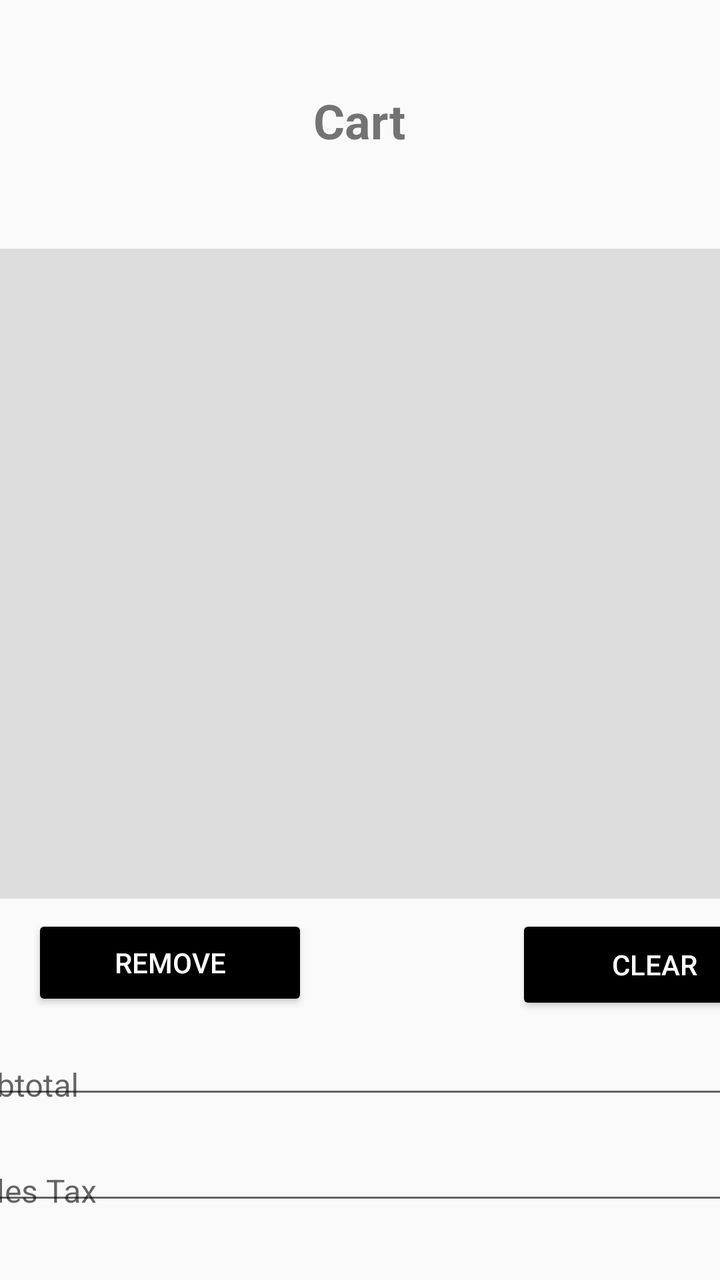
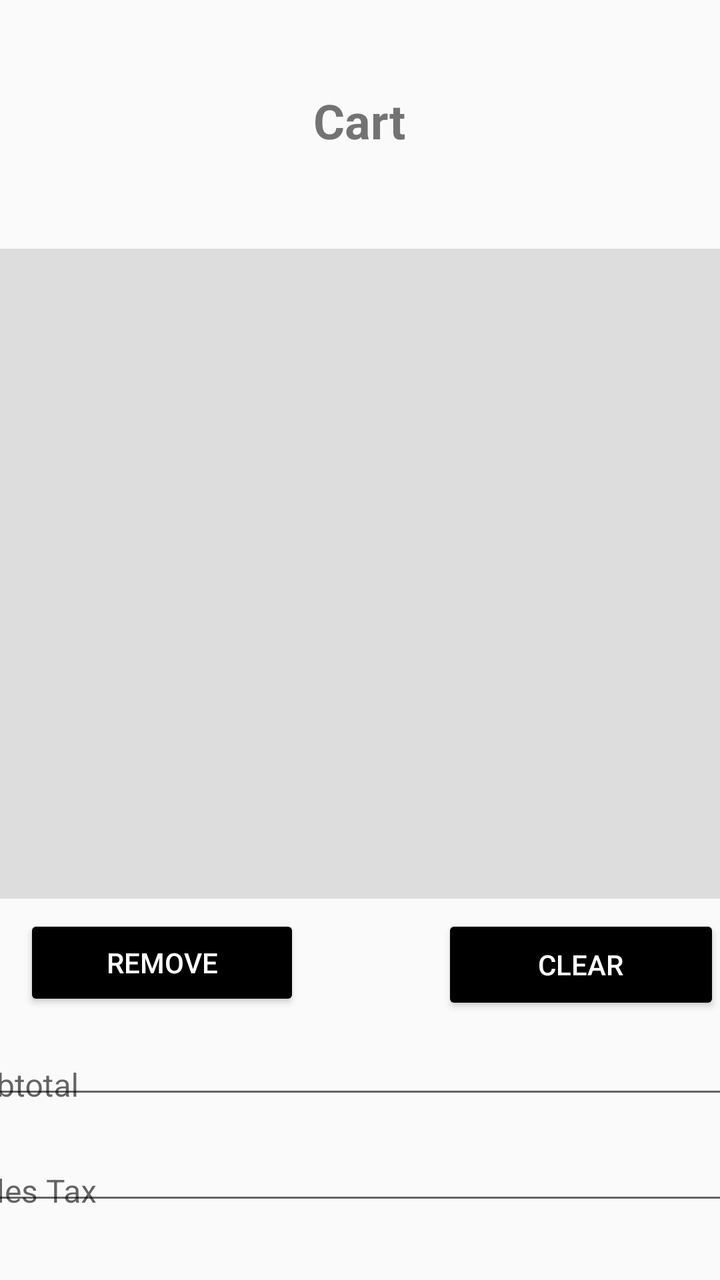

Before-and-after screenshots of an Android layout around one commit, followed by the original layout XML and the change that was made.
<!-- AndroidManifest.xml: application theme Theme.RUPizza -->
<!-- res/layout/view_cart.xml -->
<?xml version="1.0" encoding="utf-8"?>
<androidx.constraintlayout.widget.ConstraintLayout xmlns:android="http://schemas.android.com/apk/res/android"
    xmlns:app="http://schemas.android.com/apk/res-auto"
    xmlns:tools="http://schemas.android.com/tools"
    android:id="@+id/main"
    android:layout_width="match_parent"
    android:layout_height="match_parent">
    

    <TextView
        android:id="@+id/textView2"
        android:layout_width="wrap_content"
        android:layout_height="wrap_content"
        android:layout_marginTop="44dp"
        android:gravity="center"
        android:text="Cart"
        android:textSize="24sp"
        android:textStyle="bold"
        app:layout_constraintEnd_toEndOf="parent"
        app:layout_constraintHorizontal_bias="0.498"
        app:layout_constraintStart_toStartOf="parent"
        app:layout_constraintTop_toTopOf="parent" />

    <ListView
        android:id="@+id/listView"
        android:layout_width="384dp"
        android:layout_height="325dp"
        android:layout_marginTop="48dp"
        android:background="#DEDDDD"
        app:layout_constraintEnd_toEndOf="parent"
        app:layout_constraintHorizontal_bias="0.531"
        app:layout_constraintStart_toStartOf="parent"
        app:layout_constraintTop_toBottomOf="@+id/textView2" />

    <TextView
        android:id="@+id/tv_orderNum"
        android:layout_width="69dp"
        android:layout_height="23dp"
        android:layout_marginTop="16dp"
        app:layout_constraintEnd_toEndOf="parent"
        app:layout_constraintStart_toStartOf="parent"
        app:layout_constraintTop_toBottomOf="@+id/textView2" />

    <Button
        android:id="@+id/remove_button"
        android:layout_width="138dp"
        android:layout_height="48dp"
        android:layout_marginStart="16dp"
        android:layout_marginTop="8dp"
        android:backgroundTint="@color/black"
        android:text="Remove"
        android:textColor="@color/white"
        app:layout_constraintStart_toStartOf="parent"
        app:layout_constraintTop_toBottomOf="@+id/listView" />

    <Button
        android:id="@+id/clear_button"
        android:layout_width="139dp"
        android:layout_height="50dp"
        android:layout_marginStart="104dp"
        android:backgroundTint="@color/black"
        android:text="Clear"
        android:textColor="@color/white"
        app:layout_constraintStart_toEndOf="@+id/remove_button"
        app:layout_constraintTop_toTopOf="@+id/remove_button" />

    <Button
        android:id="@+id/placeOrder_button"
        android:layout_width="139dp"
        android:layout_height="50dp"
        android:layout_marginTop="12dp"
        android:layout_marginEnd="12dp"
        android:backgroundTint="@color/black"
        android:text="Place Order"
        android:textColor="@color/white"
        app:layout_constraintEnd_toEndOf="parent"
        app:layout_constraintTop_toBottomOf="@+id/textInputLayout" />

    <com.google.android.material.textfield.TextInputLayout
        android:id="@+id/textInputLayout2"
        android:layout_width="409dp"
        android:layout_height="37dp"
        android:layout_marginTop="12dp"
        app:layout_constraintEnd_toEndOf="parent"
        app:layout_constraintStart_toStartOf="parent"
        app:layout_constraintTop_toBottomOf="@+id/remove_button">

        <com.google.android.material.textfield.TextInputEditText
            android:id="@+id/te_subTotal"
            android:layout_width="match_parent"
            android:layout_height="wrap_content"
            android:editable="false"
            android:hint="Subtotal"
            android:textSize="16sp"
            tools:layout_editor_absoluteX="1dp"
            tools:layout_editor_absoluteY="530dp" />
    </com.google.android.material.textfield.TextInputLayout>

    <com.google.android.material.textfield.TextInputLayout
        android:id="@+id/textInputLayout3"
        android:layout_width="409dp"
        android:layout_height="37dp"
        android:layout_marginTop="16dp"
        app:layout_constraintEnd_toEndOf="parent"
        app:layout_constraintStart_toStartOf="parent"
        app:layout_constraintTop_toBottomOf="@+id/textInputLayout2">

        <com.google.android.material.textfield.TextInputEditText
            android:id="@+id/te_salesTax"
            android:layout_width="match_parent"
            android:layout_height="match_parent"
            android:editable="false"
            android:hint="Sales Tax"
            android:textSize="16sp"
            tools:layout_editor_absoluteX="1dp"
            tools:layout_editor_absoluteY="575dp" />
    </com.google.android.material.textfield.TextInputLayout>

    <com.google.android.material.textfield.TextInputLayout
        android:id="@+id/textInputLayout"
        android:layout_width="409dp"
        android:layout_height="37dp"
        android:layout_marginTop="16dp"
        app:layout_constraintEnd_toEndOf="parent"
        app:layout_constraintStart_toStartOf="parent"
        app:layout_constraintTop_toBottomOf="@+id/textInputLayout3">

        <com.google.android.material.textfield.TextInputEditText
            android:id="@+id/te_orderTotal"
            android:layout_width="match_parent"
            android:layout_height="wrap_content"
            android:editable="false"
            android:hint="Order Total"
            android:textSize="16sp"
            tools:layout_editor_absoluteX="1dp"
            tools:layout_editor_absoluteY="637dp" />
    </com.google.android.material.textfield.TextInputLayout>

</androidx.constraintlayout.widget.ConstraintLayout>
<!-- resources referenced by this layout -->
<resources>
  <color name="black">#FF000000</color>
  <color name="white">#FFFFFFFF</color>
  <style name="Theme.RUPizza" parent="Theme.AppCompat.Light.NoActionBar">
          
          <item name="colorPrimary">@color/purple_500</item>
          <item name="colorPrimaryDark">@color/purple_700</item>
          <item name="colorAccent">@color/teal_200</item>
      </style>
  <color name="purple_500">#FF6200EE</color>
  <color name="purple_700">#FF3700B3</color>
  <color name="teal_200">#FF03DAC5</color>
</resources>

<!-- the commit's change to res/layout/view_cart.xml (unified diff, before → after) -->
@@ -42,10 +42,22 @@
         app:layout_constraintTop_toBottomOf="@+id/textView2" />
 
     <Button
+        android:id="@+id/placeOrder_button"
+        android:layout_width="139dp"
+        android:layout_height="50dp"
+        android:layout_marginTop="12dp"
+        android:layout_marginEnd="12dp"
+        android:backgroundTint="@color/black"
+        android:text="Place Order"
+        android:textColor="@color/white"
+        app:layout_constraintEnd_toEndOf="parent"
+        app:layout_constraintTop_toBottomOf="@+id/textInputLayout" />
+
+    <Button
         android:id="@+id/remove_button"
         android:layout_width="138dp"
         android:layout_height="48dp"
-        android:layout_marginStart="16dp"
+        android:layout_marginStart="12dp"
         android:layout_marginTop="8dp"
         android:backgroundTint="@color/black"
         android:text="Remove"
@@ -57,24 +69,31 @@
         android:id="@+id/clear_button"
         android:layout_width="139dp"
         android:layout_height="50dp"
-        android:layout_marginStart="104dp"
         android:backgroundTint="@color/black"
         android:text="Clear"
         android:textColor="@color/white"
-        app:layout_constraintStart_toEndOf="@+id/remove_button"
+        app:layout_constraintEnd_toEndOf="parent"
         app:layout_constraintTop_toTopOf="@+id/remove_button" />
 
-    <Button
-        android:id="@+id/placeOrder_button"
-        android:layout_width="139dp"
-        android:layout_height="50dp"
-        android:layout_marginTop="12dp"
-        android:layout_marginEnd="12dp"
-        android:backgroundTint="@color/black"
-        android:text="Place Order"
-        android:textColor="@color/white"
+    <com.google.android.material.textfield.TextInputLayout
+        android:id="@+id/textInputLayout"
+        android:layout_width="409dp"
+        android:layout_height="37dp"
+        android:layout_marginTop="16dp"
         app:layout_constraintEnd_toEndOf="parent"
-        app:layout_constraintTop_toBottomOf="@+id/textInputLayout" />
+        app:layout_constraintStart_toStartOf="parent"
+        app:layout_constraintTop_toBottomOf="@+id/textInputLayout3">
+
+        <com.google.android.material.textfield.TextInputEditText
+            android:id="@+id/te_orderTotal"
+            android:layout_width="match_parent"
+            android:layout_height="wrap_content"
+            android:editable="false"
+            android:hint="Order Total"
+            android:textSize="16sp"
+            tools:layout_editor_absoluteX="1dp"
+            tools:layout_editor_absoluteY="637dp" />
+    </com.google.android.material.textfield.TextInputLayout>
 
     <com.google.android.material.textfield.TextInputLayout
         android:id="@+id/textInputLayout2"
@@ -116,24 +135,4 @@
             tools:layout_editor_absoluteY="575dp" />
     </com.google.android.material.textfield.TextInputLayout>
 
-    <com.google.android.material.textfield.TextInputLayout
-        android:id="@+id/textInputLayout"
-        android:layout_width="409dp"
-        android:layout_height="37dp"
-        android:layout_marginTop="16dp"
-        app:layout_constraintEnd_toEndOf="parent"
-        app:layout_constraintStart_toStartOf="parent"
-        app:layout_constraintTop_toBottomOf="@+id/textInputLayout3">
-
-        <com.google.android.material.textfield.TextInputEditText
-            android:id="@+id/te_orderTotal"
-            android:layout_width="match_parent"
-            android:layout_height="wrap_content"
-            android:editable="false"
-            android:hint="Order Total"
-            android:textSize="16sp"
-            tools:layout_editor_absoluteX="1dp"
-            tools:layout_editor_absoluteY="637dp" />
-    </com.google.android.material.textfield.TextInputLayout>
-
 </androidx.constraintlayout.widget.ConstraintLayout>
